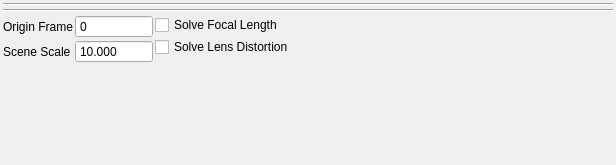
This is python/mmSolver/tools/solver/widget/solver_camera_widget.ui in david-cattermole/mayaMatchMoveSolver as Qt 5 draws it before an edit. The edited form follows.
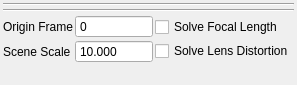
This is the edited form.

Commit message:
Solver UI - Update for Maya 2025
This does not exactly match the previous Maya versions, but will
hopefully be fixed later.

GitHub Issue #251.

```diff
--- a/python/mmSolver/tools/solver/widget/solver_camera_widget.ui
+++ b/python/mmSolver/tools/solver/widget/solver_camera_widget.ui
@@ -6,8 +6,8 @@
    <rect>
     <x>0</x>
     <y>0</y>
-    <width>616</width>
-    <height>165</height>
+    <width>289</width>
+    <height>85</height>
    </rect>
   </property>
   <property name="windowTitle">
@@ -143,40 +143,8 @@
          </property>
         </widget>
        </item>
-       <item>
-        <spacer name="verticalSpacer_4">
-         <property name="orientation">
-          <enum>Qt::Vertical</enum>
-         </property>
-         <property name="sizeType">
-          <enum>QSizePolicy::MinimumExpanding</enum>
-         </property>
-         <property name="sizeHint" stdset="0">
-          <size>
-           <width>10</width>
-           <height>1</height>
-          </size>
-         </property>
-        </spacer>
-       </item>
       </layout>
      </item>
-     <item>
-      <spacer name="horizontalSpacer">
-       <property name="orientation">
-        <enum>Qt::Horizontal</enum>
-       </property>
-       <property name="sizeType">
-        <enum>QSizePolicy::Expanding</enum>
-       </property>
-       <property name="sizeHint" stdset="0">
-        <size>
-         <width>10</width>
-         <height>20</height>
-        </size>
-       </property>
-      </spacer>
-     </item>
     </layout>
    </item>
    <item>
@@ -189,8 +157,8 @@
      </property>
      <property name="sizeHint" stdset="0">
       <size>
-       <width>20</width>
-       <height>1</height>
+       <width>0</width>
+       <height>0</height>
       </size>
      </property>
     </spacer>
```
Left out of the diff: 14 changed lines with no effect on the pictures. The commit also changes 6 other files.
